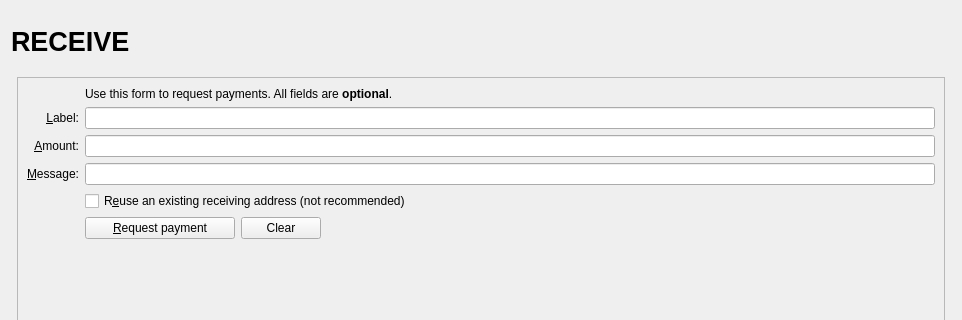
This is src/qt/forms/receivecoinsdialog.ui in wqking-misc/SocialSend as Qt 5 draws it before an edit; both pictures show x 0 to 962 and y 0 to 320 of the 962 by 616 pixel window. The edited form follows.
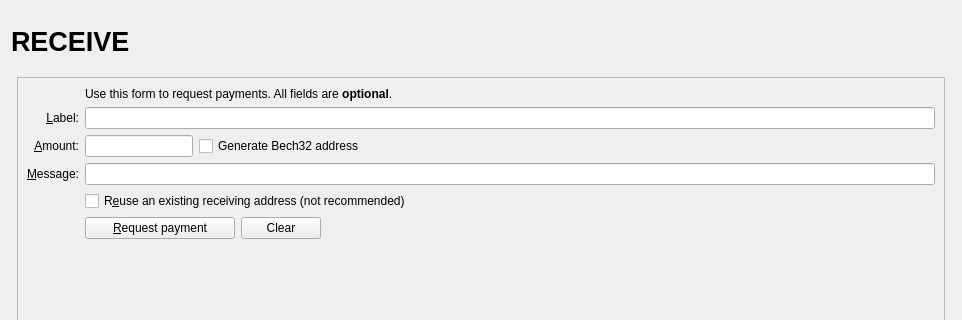
This is the edited form. Icons and pictures are not drawn. Custom widgets are drawn as their Qt base class.

Commit message:
Fixed: Should be able to generate bech32 addresses from QT GUI #37
# Conflicts:
#	src/qt/addresstablemodel.cpp

The edit to the form file:
```diff
--- a/src/qt/forms/receivecoinsdialog.ui
+++ b/src/qt/forms/receivecoinsdialog.ui
@@ -223,18 +223,72 @@
               </widget>
              </item>
              <item row="5" column="2">
+             <layout class="QHBoxLayout" name="horizontalLayout_6">
+              <item>
               <widget class="BitcoinAmountField" name="reqAmount">
+                <property name="sizePolicy">
+                 <sizepolicy hsizetype="Fixed" vsizetype="Fixed">
+                  <horstretch>0</horstretch>
+                  <verstretch>0</verstretch>
+                 </sizepolicy>
+                </property>
                <property name="minimumSize">
                 <size>
                  <width>80</width>
                  <height>0</height>
                 </size>
                </property>
+                <property name="maximumSize">
+                 <size>
+                  <width>1000</width>
+                  <height>100</height>
+                 </size>
+                </property>
                <property name="toolTip">
                 <string>An optional amount to request. Leave this empty or zero to not request a specific amount.</string>
                </property>
               </widget>
              </item>
+              <item>
+               <widget class="QCheckBox" name="useBech32">
+                <property name="sizePolicy">
+                 <sizepolicy hsizetype="Fixed" vsizetype="Fixed">
+                  <horstretch>0</horstretch>
+                  <verstretch>0</verstretch>
+                 </sizepolicy>
+                </property>
+                <property name="maximumSize">
+                 <size>
+                  <width>1000</width>
+                  <height>16777215</height>
+                 </size>
+                </property>
+                <property name="focusPolicy">
+                 <enum>Qt::StrongFocus</enum>
+                </property>
+                <property name="toolTip">
+                 <string>Bech32 addresses (BIP-173) are cheaper to spend from and offer better protection against typos. When unchecked a P2SH wrapped SegWit address will be created, compatible with older wallets.</string>
+                </property>
+                <property name="text">
+                 <string>Generate Bech32 address</string>
+                </property>
+               </widget>
+              </item>
+              <item>
+               <spacer name="horizontalSpacer_3">
+                <property name="orientation">
+                 <enum>Qt::Horizontal</enum>
+                </property>
+                <property name="sizeHint" stdset="0">
+                 <size>
+                  <width>0</width>
+                  <height>0</height>
+                 </size>
+                </property>
+               </spacer>
+              </item>
+             </layout>
+            </item> 
              <item row="8" column="0">
               <widget class="QLabel" name="label_7">
                <property name="text">
```
Lines whose indentation alone changed are shown as unchanged. The commit also changes 7 other files.
